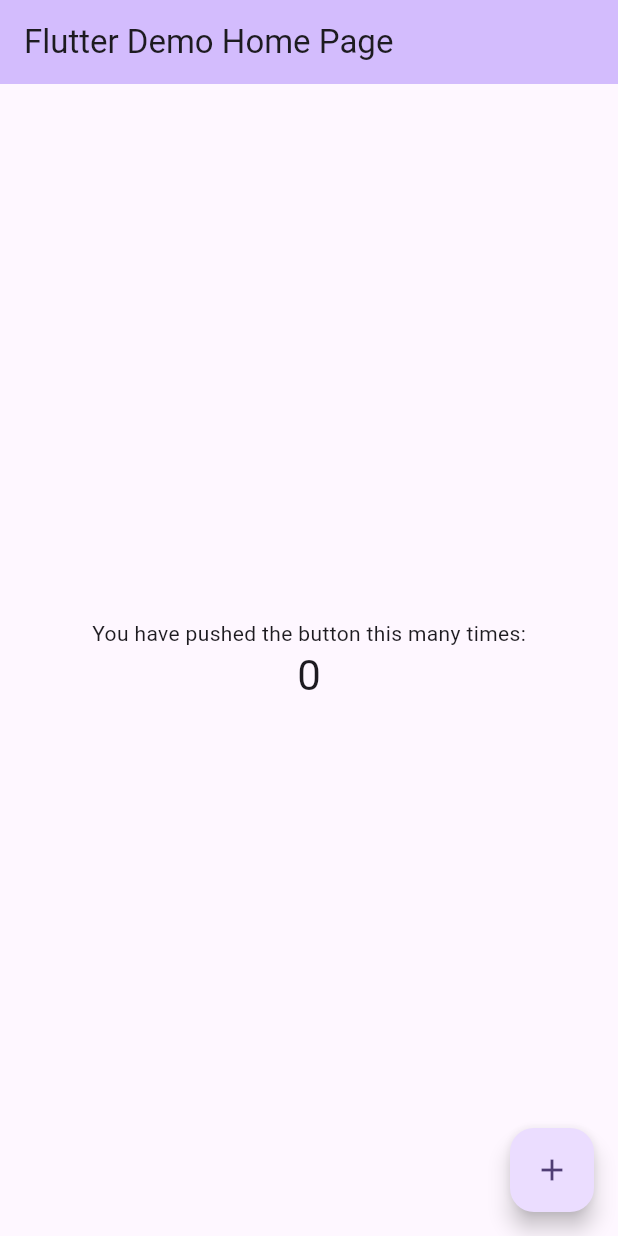
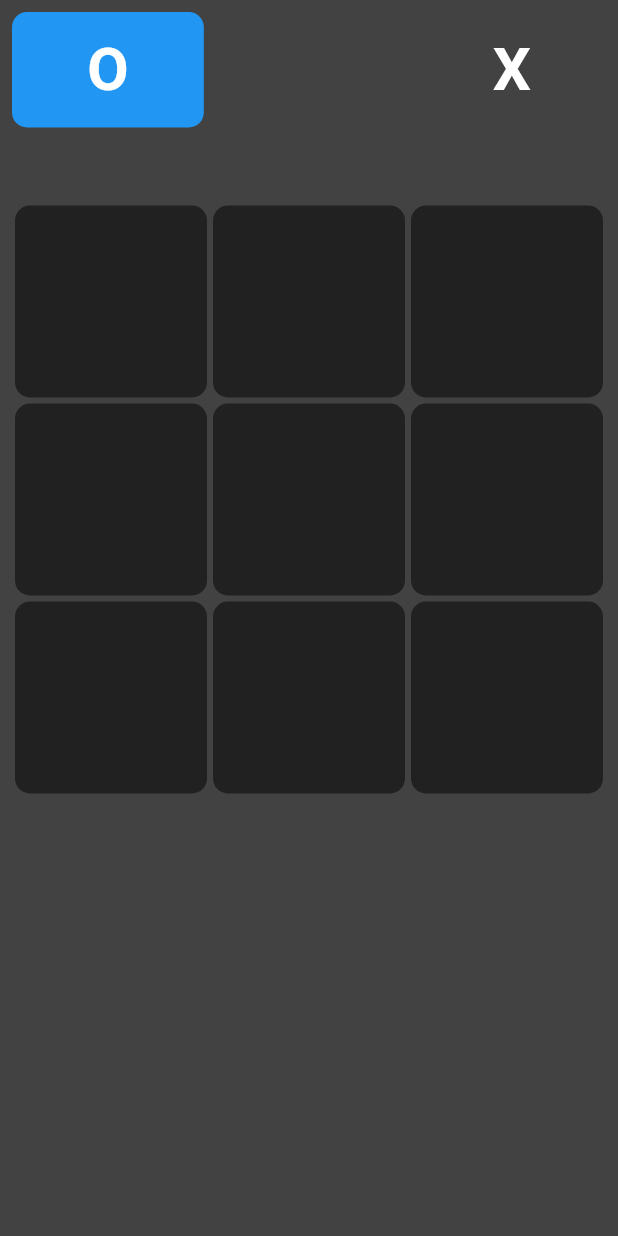
Before and after one commit to mahamadulhasanshaikat/Tic-Tac-Toe-Flutter, a Flutter app: the screen it shows after launch, on a phone screen of 412 x 824 dp. Run offline on Flutter 3.47's test engine with Material 3 defaults, Android fonts, the phone set to English and light mode, and no system bars; our stand-ins replace get.

```diff
--- /dev/null
+++ b/lib/home_screen.dart
@@ -0,0 +1,101 @@
+import 'dart:developer';
+import 'package:flutter/material.dart';
+import 'package:get/get_state_manager/get_state_manager.dart';
+import 'package:get/instance_manager.dart';
+import 'package:tic_tac_toe/controller.dart';
+
+class HomeScreen extends StatelessWidget {
+  const HomeScreen({super.key});
+
+  @override
+  Widget build(BuildContext context) {
+    Controller controller = Get.put(Controller());
+    return Scaffold(
+      backgroundColor: Colors.grey[800],
+      body: SafeArea(
+        child: Padding(
+          padding: const EdgeInsets.all(8.0),
+          child: Column(
+            mainAxisAlignment: MainAxisAlignment.center,
+            children: [
+              Row(
+                mainAxisAlignment: MainAxisAlignment.spaceBetween,
+                children: [
+                  Obx(
+                    () => Container(
+                      padding: const EdgeInsets.symmetric(
+                          horizontal: 50, vertical: 10),
+                      decoration: BoxDecoration(
+                        color: controller.isX.value == false
+                            ? Colors.blue
+                            : Colors.grey[800],
+                        borderRadius: BorderRadius.circular(10),
+                      ),
+                      child: const Text(
+                        "O",
+                        style: TextStyle(
+                            fontSize: 40,
+                            color: Colors.white,
+                            fontWeight: FontWeight.bold),
+                      ),
+                    ),
+                  ),
+                  Obx(() => Container(
+                        padding: const EdgeInsets.symmetric(
+                            horizontal: 50, vertical: 10),
+                        decoration: BoxDecoration(
+                          color: controller.isX.value == false
+                              ? Colors.grey[800]
+                              : Colors.blue,
+                          borderRadius: BorderRadius.circular(10),
+                        ),
+                        child: const Text(
+                          "X",
+                          style: TextStyle(
+                              fontSize: 40,
+                              color: Colors.white,
+                              fontWeight: FontWeight.bold),
+                        ),
+                      ))
+                ],
+              ),
+              const SizedBox(height: 50),
+              Expanded(
+                child: GridView.builder(
+                    itemCount: 9,
+                    gridDelegate:
+                        const SliverGridDelegateWithFixedCrossAxisCount(
+                      crossAxisCount: 3,
+                    ),
+                    itemBuilder: (context, index) {
+                      return InkWell(
+                        onTap: () {
+                          log(index.toString());
+                          controller.addValue(index);
+                        },
+                        child: Obx(
+                          () => Container(
+                            margin: const EdgeInsets.all(2),
+                            decoration: BoxDecoration(
+                                color: Colors.grey[900],
+                                borderRadius: BorderRadius.circular(10)),
+                            child: Center(
+                              child: Text(controller.gameValue[index],
+                                  style: const TextStyle(
+                                    fontSize: 50,
+                                    fontWeight: FontWeight.bold,
+                                    color: Colors.white,
+                                  )),
+                            ),
+                          ),
+                        ),
+                      );
+                    }),
+              )
+            ],
+          ),
+        ),
+      ),
+    );
+  }
+}
--- a/lib/main.dart
+++ b/lib/main.dart
@@ -1,4 +1,6 @@
 import 'package:flutter/material.dart';
+import 'package:get/get.dart';
+import 'package:tic_tac_toe/home_screen.dart';
 
 void main() {
   runApp(const MyApp());
@@ -10,116 +12,14 @@ class MyApp extends StatelessWidget {
   // This widget is the root of your application.
   @override
   Widget build(BuildContext context) {
-    return MaterialApp(
+    return GetMaterialApp(
       title: 'Flutter Demo',
       theme: ThemeData(
-        // This is the theme of your application.
-        //
-        // TRY THIS: Try running your application with "flutter run". You'll see
-        // the application has a purple toolbar. Then, without quitting the app,
-        // try changing the seedColor in the colorScheme below to Colors.green
-        // and then invoke "hot reload" (save your changes or press the "hot
-        // reload" button in a Flutter-supported IDE, or press "r" if you used
-        // the command line to start the app).
-        //
-        // Notice that the counter didn't reset back to zero; the application
-        // state is not lost during the reload. To reset the state, use hot
-        // restart instead.
-        //
-        // This works for code too, not just values: Most code changes can be
-        // tested with just a hot reload.
         colorScheme: ColorScheme.fromSeed(seedColor: Colors.deepPurple),
         useMaterial3: true,
       ),
-      home: const MyHomePage(title: 'Flutter Demo Home Page'),
+      themeMode: ThemeMode.dark,
+      home: const HomeScreen(),
     );
   }
 }
-
-class MyHomePage extends StatefulWidget {
-  const MyHomePage({super.key, required this.title});
-
-  // This widget is the home page of your application. It is stateful, meaning
-  // that it has a State object (defined below) that contains fields that affect
-  // how it looks.
-
-  // This class is the configuration for the state. It holds the values (in this
-  // case the title) provided by the parent (in this case the App widget) and
-  // used by the build method of the State. Fields in a Widget subclass are
-  // always marked "final".
-
-  final String title;
-
-  @override
-  State<MyHomePage> createState() => _MyHomePageState();
-}
-
-class _MyHomePageState extends State<MyHomePage> {
-  int _counter = 0;
-
-  void _incrementCounter() {
-    setState(() {
-      // This call to setState tells the Flutter framework that something has
-      // changed in this State, which causes it to rerun the build method below
-      // so that the display can reflect the updated values. If we changed
-      // _counter without calling setState(), then the build method would not be
-      // called again, and so nothing would appear to happen.
-      _counter++;
-    });
-  }
-
-  @override
-  Widget build(BuildContext context) {
-    // This method is rerun every time setState is called, for instance as done
-    // by the _incrementCounter method above.
-    //
-    // The Flutter framework has been optimized to make rerunning build methods
-    // fast, so that you can just rebuild anything that needs updating rather
-    // than having to individually change instances of widgets.
-    return Scaffold(
-      appBar: AppBar(
-        // TRY THIS: Try changing the color here to a specific color (to
-        // Colors.amber, perhaps?) and trigger a hot reload to see the AppBar
-        // change color while the other colors stay the same.
-        backgroundColor: Theme.of(context).colorScheme.inversePrimary,
-        // Here we take the value from the MyHomePage object that was created by
-        // the App.build method, and use it to set our appbar title.
-        title: Text(widget.title),
-      ),
-      body: Center(
-        // Center is a layout widget. It takes a single child and positions it
-        // in the middle of the parent.
-        child: Column(
-          // Column is also a layout widget. It takes a list of children and
-          // arranges them vertically. By default, it sizes itself to fit its
-          // children horizontally, and tries to be as tall as its parent.
-          //
-          // Column has various properties to control how it sizes itself and
-          // how it positions its children. Here we use mainAxisAlignment to
-          // center the children vertically; the main axis here is the vertical
-          // axis because Columns are vertical (the cross axis would be
-          // horizontal).
-          //
-          // TRY THIS: Invoke "debug painting" (choose the "Toggle Debug Paint"
-          // action in the IDE, or press "p" in the console), to see the
-          // wireframe for each widget.
-          mainAxisAlignment: MainAxisAlignment.center,
-          children: <Widget>[
-            const Text(
-              'You have pushed the button this many times:',
-            ),
-            Text(
-              '$_counter',
-              style: Theme.of(context).textTheme.headlineMedium,
-            ),
-          ],
-        ),
-      ),
-      floatingActionButton: FloatingActionButton(
-        onPressed: _incrementCounter,
-        tooltip: 'Increment',
-        child: const Icon(Icons.add),
-      ), // This trailing comma makes auto-formatting nicer for build methods.
-    );
-  }
-}
--- a/pubspec.yaml
+++ b/pubspec.yaml
@@ -35,6 +35,7 @@ dependencies:
   # The following adds the Cupertino Icons font to your application.
   # Use with the CupertinoIcons class for iOS style icons.
   cupertino_icons: ^1.0.6
+  get: ^4.6.6
 
 dev_dependencies:
   flutter_test:
```
Also changed, not shown: lib/controller.dart (added, +141 -0 lines), pubspec.lock.
